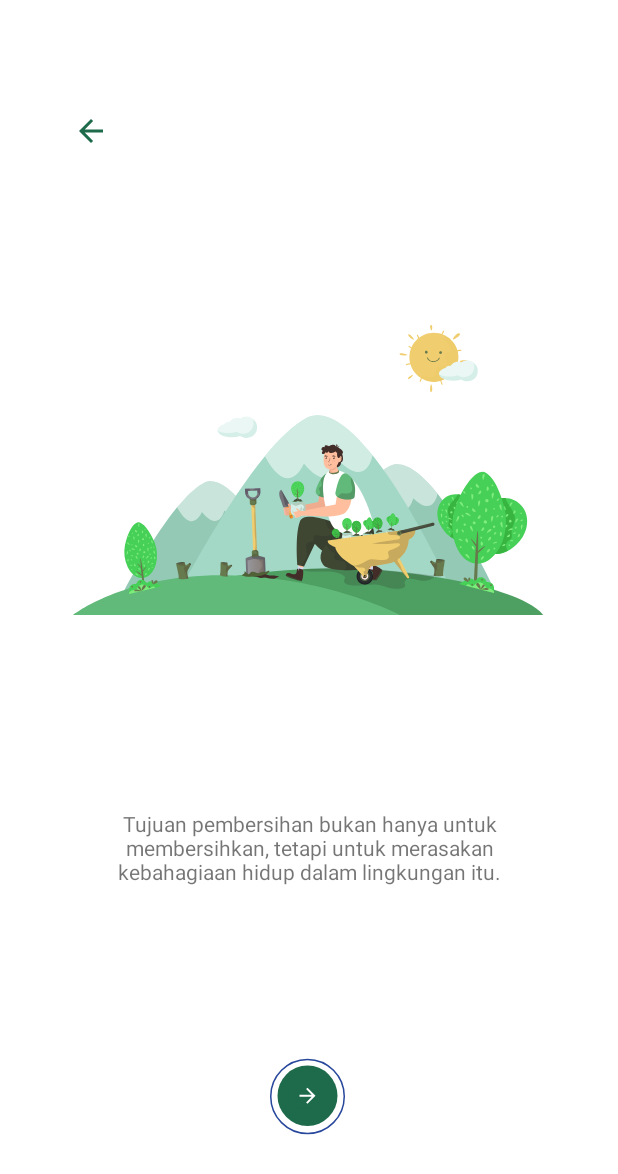
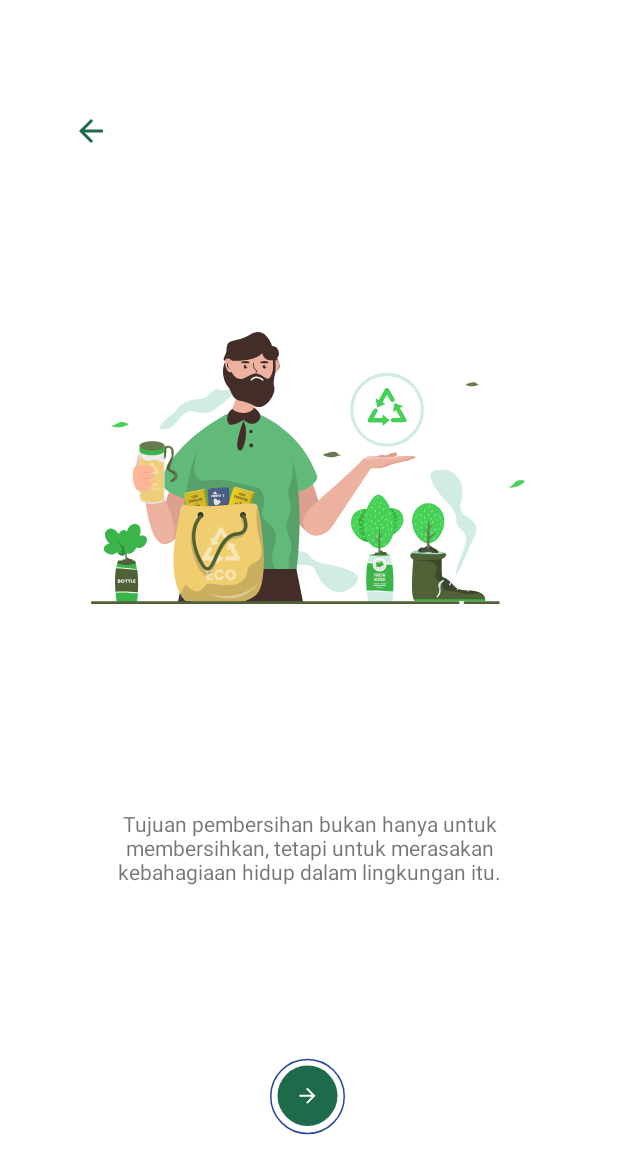
Before and after one commit to Ajiarch/Bank-Sampah2, an Android app: the layout slideshow_3.xml on its own in the app's theme, with its tools: preview values and no code run, on a phone screen of 412 x 824 dp. Shown: the top 1174 px of the screen. Run offline under Robolectric (Android 15) with nearby library versions, the phone set to English and light mode, and no system bars.

Commit message:
Update slideshow_3.xml
Mengganti illustrasi di slideshow 3

```diff
--- a/app/src/main/res/layout/slideshow_3.xml
+++ b/app/src/main/res/layout/slideshow_3.xml
@@ -17,7 +17,7 @@
         app:layout_constraintRight_toRightOf="parent"
         app:layout_constraintTop_toTopOf="parent"
         app:layout_constraintVertical_bias="0.344"
-        app:srcCompat="@drawable/ic_environment_care_05_1"
+        app:srcCompat="@drawable/ic_environment_care_08_1"
         tools:ignore="ContentDescription" />
 
     <TextView
```
